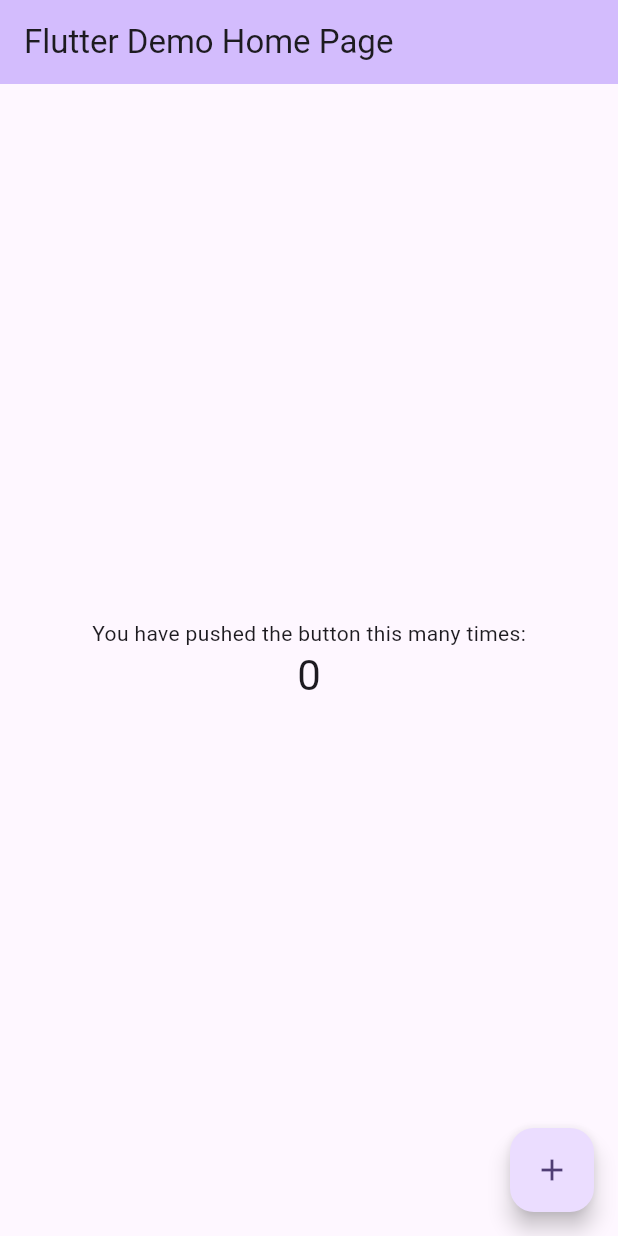
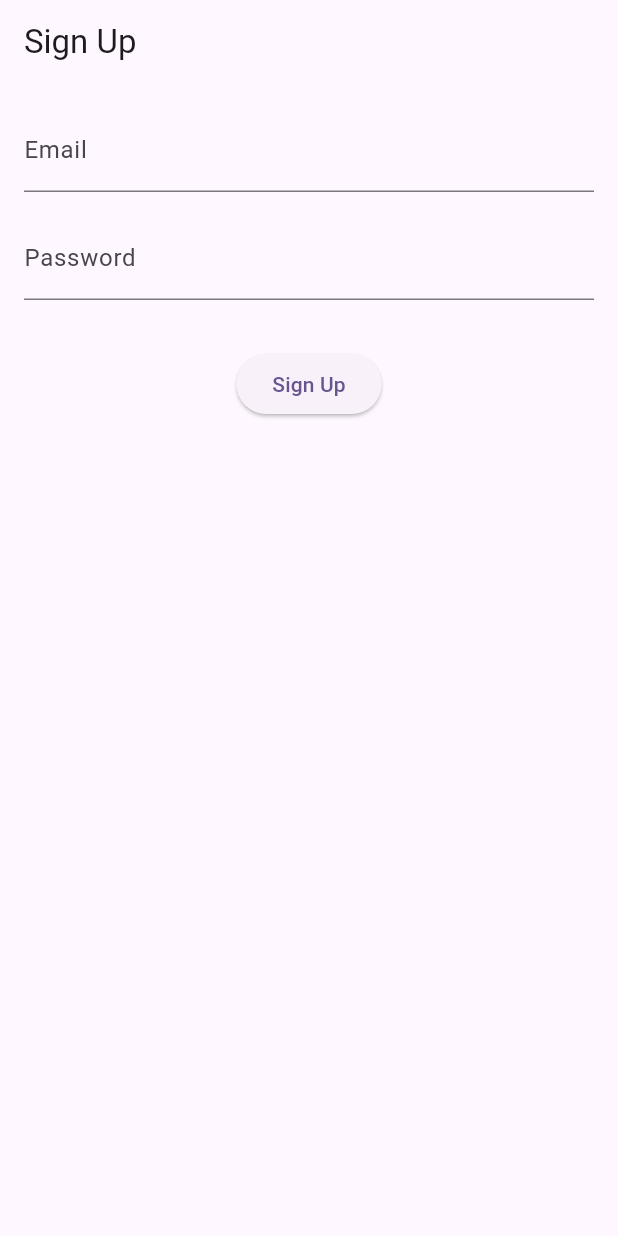
Before and after one commit to Snowy05/table-turn, a Flutter app: the screen it shows after launch, on a phone screen of 412 x 824 dp. Run offline on Flutter 3.47's test engine with Material 3 defaults, Android fonts, the phone set to English and light mode, and no system bars; our stand-ins replace firebase_auth, firebase_core; accounts and stored records are empty.

Commit message:
added auth also added different device in firebase option

```diff
--- /dev/null
+++ b/lib/Controller/AuthService.dart
@@ -0,0 +1,30 @@
+import 'package:firebase_auth/firebase_auth.dart';
+
+class AuthService {
+  final FirebaseAuth _auth = FirebaseAuth.instance;
+
+  //signup method, (Future) promises return object or an error
+  Future<UserCredential> signUp(String email, String password) async {
+    return await _auth.createUserWithEmailAndPassword(
+      email: email,
+      password: password,
+    );
+  }
+
+  //signin method, nothing to see here
+  Future<UserCredential> signIn(String email, String password) async {
+    return await _auth.signInWithEmailAndPassword(
+      email: email,
+      password: password,
+    );
+  }
+
+  //signout method, also nothing to see here
+  Future<void> signOut() async {
+    await _auth.signOut();
+  }
+//current user getter
+  User? get currentUser => _auth.currentUser;
+//change listener, listens to auth state changes and returns a stream of User objects, which can be used to update the UI accordingly
+  Stream<User?> get authStateChanges => _auth.authStateChanges();
+}
--- /dev/null
+++ b/lib/View/SignUp.dart
@@ -0,0 +1,57 @@
+import 'package:flutter/material.dart';
+import 'package:firebase_auth/firebase_auth.dart';
+import 'package:tableturn_project0/Controller/AuthService.dart';
+
+class SignUpPage extends StatefulWidget {
+  const SignUpPage({super.key});
+
+  @override
+  State<SignUpPage> createState() => _SignUpPageState();
+}
+
+class _SignUpPageState extends State<SignUpPage> {
+  @override
+  //logic here
+  final TextEditingController _emailController = TextEditingController();
+  final TextEditingController _passwordController = TextEditingController();
+
+  Widget build(BuildContext context) {
+    return Scaffold(
+      appBar: AppBar(title: const Text('Sign Up')),
+      body: Padding(
+        padding: const EdgeInsets.all(16.0),
+        child: Column(
+          children: [
+            TextField(
+              controller: _emailController,
+              decoration: InputDecoration(labelText: 'Email'),
+              keyboardType: TextInputType.emailAddress,
+            ),
+            SizedBox(height: 16.0),
+            TextField(
+              controller: _passwordController,
+              decoration: InputDecoration(labelText: 'Password'),
+              obscureText: true,
+            ),
+            SizedBox(height: 32.0),
+            ElevatedButton(
+              onPressed: () async {
+                final email = _emailController.text.trim();
+                final password = _passwordController.text.trim();
+                try {
+                  await AuthService().signUp(email, password);
+                  Navigator.pushReplacementNamed(context, '/dashboard');
+                } catch (e) {
+                  ScaffoldMessenger.of(
+                    context,
+                  ).showSnackBar(SnackBar(content: Text('Sign up failed: $e')));
+                }
+              },
+              child: Text('Sign Up'),
+            ),
+          ],
+        ),
+      ),
+    );
+  }
+}
--- a/lib/main.dart
+++ b/lib/main.dart
@@ -2,6 +2,10 @@ import 'package:firebase_core/firebase_core.dart';
 import 'package:flutter/material.dart';
 
 import 'firebase_options.dart';
+// Importing the views and controller
+import 'View/SignUp.dart';
+import 'View/Login.dart';
+import 'View/DashBoard.dart';
 
 Future<void> main() async {
   WidgetsFlutterBinding.ensureInitialized();
@@ -12,116 +16,20 @@ Future<void> main() async {
 class MyApp extends StatelessWidget {
   const MyApp({super.key});
 
-  // This widget is the root of your application.
   @override
   Widget build(BuildContext context) {
     return MaterialApp(
-      title: 'Flutter Demo',
+      title: 'TableTurn',
       theme: ThemeData(
-        // This is the theme of your application.
-        //
-        // TRY THIS: Try running your application with "flutter run". You'll see
-        // the application has a purple toolbar. Then, without quitting the app,
-        // try changing the seedColor in the colorScheme below to Colors.green
-        // and then invoke "hot reload" (save your changes or press the "hot
-        // reload" button in a Flutter-supported IDE, or press "r" if you used
-        // the command line to start the app).
-        //
-        // Notice that the counter didn't reset back to zero; the application
-        // state is not lost during the reload. To reset the state, use hot
-        // restart instead.
-        //
-        // This works for code too, not just values: Most code changes can be
-        // tested with just a hot reload.
         colorScheme: ColorScheme.fromSeed(seedColor: Colors.deepPurple),
       ),
-      home: const MyHomePage(title: 'Flutter Demo Home Page'),
+      home: SignUpPage(),
+      routes: {
+        //  routes for navigation
+        '/signup': (context) => SignUpPage(),
+        '/login': (context) => LoginPage(),
+        '/dashboard': (context) => DashBoardPage(),
+      },
     );
   }
 }
-
-class MyHomePage extends StatefulWidget {
-  const MyHomePage({super.key, required this.title});
-
-  // This widget is the home page of your application. It is stateful, meaning
-  // that it has a State object (defined below) that contains fields that affect
-  // how it looks.
-
-  // This class is the configuration for the state. It holds the values (in this
-  // case the title) provided by the parent (in this case the App widget) and
-  // used by the build method of the State. Fields in a Widget subclass are
-  // always marked "final".
-
-  final String title;
-
-  @override
-  State<MyHomePage> createState() => _MyHomePageState();
-}
-
-class _MyHomePageState extends State<MyHomePage> {
-  int _counter = 0;
-
-  void _incrementCounter() {
-    setState(() {
-      // This call to setState tells the Flutter framework that something has
-      // changed in this State, which causes it to rerun the build method below
-      // so that the display can reflect the updated values. If we changed
-      // _counter without calling setState(), then the build method would not be
-      // called again, and so nothing would appear to happen.
-      _counter++;
-    });
-  }
-
-  @override
-  Widget build(BuildContext context) {
-    // This method is rerun every time setState is called, for instance as done
-    // by the _incrementCounter method above.
-    //
-    // The Flutter framework has been optimized to make rerunning build methods
-    // fast, so that you can just rebuild anything that needs updating rather
-    // than having to individually change instances of widgets.
-    return Scaffold(
-      appBar: AppBar(
-        // TRY THIS: Try changing the color here to a specific color (to
-        // Colors.amber, perhaps?) and trigger a hot reload to see the AppBar
-        // change color while the other colors stay the same.
-        backgroundColor: Theme.of(context).colorScheme.inversePrimary,
-        // Here we take the value from the MyHomePage object that was created by
-        // the App.build method, and use it to set our appbar title.
-        title: Text(widget.title),
-      ),
-      body: Center(
-        // Center is a layout widget. It takes a single child and positions it
-        // in the middle of the parent.
-        child: Column(
-          // Column is also a layout widget. It takes a list of children and
-          // arranges them vertically. By default, it sizes itself to fit its
-          // children horizontally, and tries to be as tall as its parent.
-          //
-          // Column has various properties to control how it sizes itself and
-          // how it positions its children. Here we use mainAxisAlignment to
-          // center the children vertically; the main axis here is the vertical
-          // axis because Columns are vertical (the cross axis would be
-          // horizontal).
-          //
-          // TRY THIS: Invoke "debug painting" (choose the "Toggle Debug Paint"
-          // action in the IDE, or press "p" in the console), to see the
-          // wireframe for each widget.
-          mainAxisAlignment: MainAxisAlignment.center,
-          children: <Widget>[
-            const Text('You have pushed the button this many times:'),
-            Text(
-              '$_counter',
-              style: Theme.of(context).textTheme.headlineMedium,
-            ),
-          ],
-        ),
-      ),
-      floatingActionButton: FloatingActionButton(
-        onPressed: _incrementCounter,
-        tooltip: 'Increment',
-        child: const Icon(Icons.add),
-      ), // This trailing comma makes auto-formatting nicer for build methods.
-    );
-  }
-}
--- a/pubspec.yaml
+++ b/pubspec.yaml
@@ -34,7 +34,9 @@ dependencies:
   # The following adds the Cupertino Icons font to your application.
   # Use with the CupertinoIcons class for iOS style icons.
   cupertino_icons: ^1.0.8
-  firebase_core: ^2.24.0
+  firebase_core: ^4.5.0
+  firebase_auth: ^6.2.0
+  # js: ^0.6.7 (discontinued, removed)
 
 dev_dependencies:
   flutter_test:
@@ -45,7 +47,7 @@ dev_dependencies:
   # activated in the `analysis_options.yaml` file located at the root of your
   # package. See that file for information about deactivating specific lint
   # rules and activating additional ones.
-  flutter_lints: ^5.0.0
+  flutter_lints: ^6.0.0
 
 # For information on the generic Dart part of this file, see the
 # following page: https://dart.dev/tools/pub/pubspec
```
Also changed, not shown: lib/View/DashBoard.dart (added, +15 -0 lines), lib/View/Login.dart (added, +57 -0 lines), firebase.json, lib/firebase_options.dart, pubspec.lock, 8 other files.
